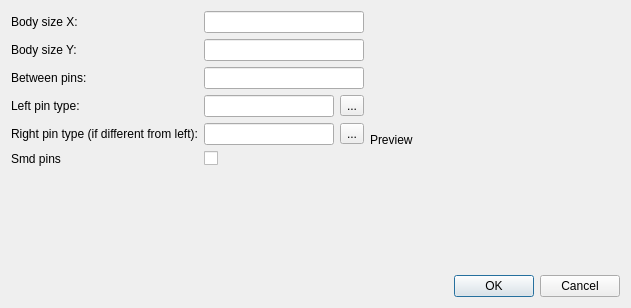
This is src/master/SdDMasterPartDoubleRect.ui in usiksan/SaliCAD as Qt 5 draws it before an edit. The edited form follows.
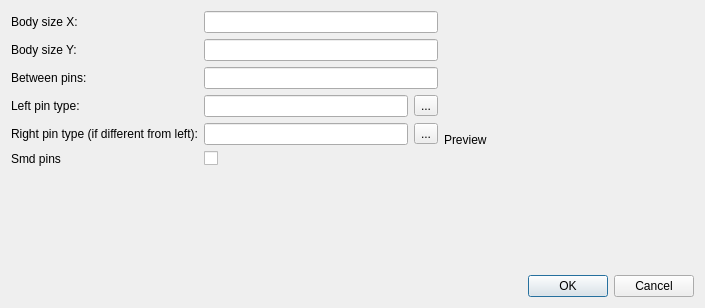
This is the edited form.

The edit to the form file:
```diff
--- a/src/master/SdDMasterPartDoubleRect.ui
+++ b/src/master/SdDMasterPartDoubleRect.ui
@@ -6,7 +6,7 @@
    <rect>
     <x>0</x>
     <y>0</y>
-    <width>631</width>
+    <width>705</width>
     <height>308</height>
    </rect>
   </property>
```
Left out of the diff: 5 changed lines with no effect on the pictures.
